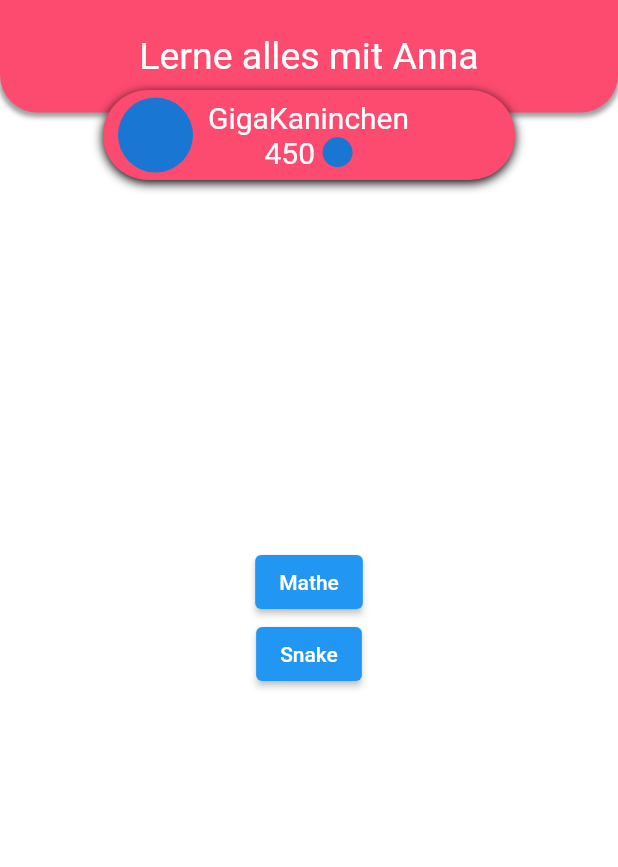
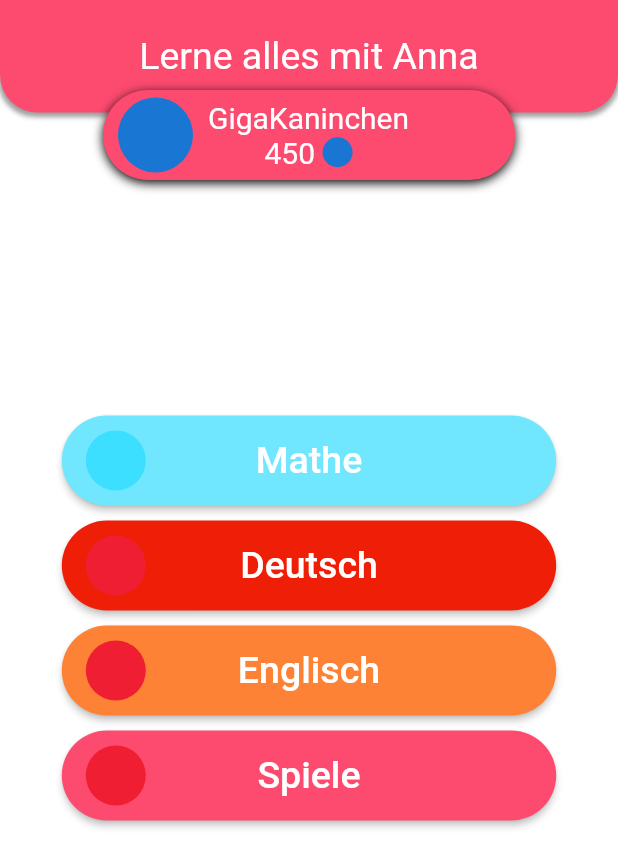
Before and after one commit to thm-mni-ii/lama, a Flutter app: the screen it shows after launch, on a phone screen of 412 x 824 dp. Shown: the top 867 px of the screen. Run offline on Flutter 3.47's test engine with Material 2 defaults, Android fonts, the phone set to English and light mode, and no system bars; missing offline and left inert: flame.

Commit message:
Restyle buttons

```diff
--- a/lama_app/lib/app/screens/home_screen.dart
+++ b/lama_app/lib/app/screens/home_screen.dart
@@ -13,18 +13,137 @@ class HomeScreen extends StatelessWidget {
             Container(
               color: Colors.white,
               child: Center(
+                child: Container(
+                  width: screenSize.width / 1.25,
                   child: Column(
                     mainAxisAlignment: MainAxisAlignment.center,
                     children: [
-                    ElevatedButton(child: Text("Mathe"), onPressed: () => {}),
                       ElevatedButton(
-                      child: Text("Snake"),
+                        child: Stack(
+                          alignment: Alignment.center,
+                          children: [
+                            Center(
+                              child: Text(
+                                "Mathe",
+                                style: TextStyle(
+                                    color: Colors.white, fontSize: 25),
+                              ),
+                            ),
+                            Align(
+                              alignment: Alignment.centerLeft,
+                              child: CircleAvatar(
+                                backgroundColor:
+                                    Color.fromARGB(255, 60, 223, 255),
+                              ),
+                            )
+                          ],
+                        ),
+                        style: ElevatedButton.styleFrom(
+                            primary: Color.fromARGB(255, 112, 231, 255),
+                            minimumSize: Size(screenSize.width / 1.25, 60),
+                            shape: RoundedRectangleBorder(
+                                borderRadius:
+                                    BorderRadius.all(Radius.circular(50)))),
+                        onPressed: () => {},
+                      ),
+                      SizedBox(
+                        height: 10,
+                      ),
+                      ElevatedButton(
+                        child: Stack(
+                          alignment: Alignment.center,
+                          children: [
+                            Center(
+                              child: Text(
+                                "Deutsch",
+                                style: TextStyle(
+                                    color: Colors.white, fontSize: 25),
+                              ),
+                            ),
+                            Align(
+                              alignment: Alignment.centerLeft,
+                              child: CircleAvatar(
+                                backgroundColor:
+                                    Color.fromARGB(255, 239, 30, 50),
+                              ),
+                            )
+                          ],
+                        ),
+                        style: ElevatedButton.styleFrom(
+                            primary: Color.fromARGB(255, 239, 30, 6),
+                            minimumSize: Size(screenSize.width / 1.25, 60),
+                            shape: RoundedRectangleBorder(
+                                borderRadius:
+                                    BorderRadius.all(Radius.circular(50)))),
+                        onPressed: () => {},
+                      ),
+                      SizedBox(
+                        height: 10,
+                      ),
+                      ElevatedButton(
+                        child: Stack(
+                          alignment: Alignment.center,
+                          children: [
+                            Center(
+                              child: Text(
+                                "Englisch",
+                                style: TextStyle(
+                                    color: Colors.white, fontSize: 25),
+                              ),
+                            ),
+                            Align(
+                              alignment: Alignment.centerLeft,
+                              child: CircleAvatar(
+                                backgroundColor:
+                                    Color.fromARGB(255, 239, 30, 50),
+                              ),
+                            )
+                          ],
+                        ),
+                        style: ElevatedButton.styleFrom(
+                            primary: Color.fromARGB(255, 253, 130, 53),
+                            minimumSize: Size(screenSize.width / 1.25, 60),
+                            shape: RoundedRectangleBorder(
+                                borderRadius:
+                                    BorderRadius.all(Radius.circular(50)))),
+                        onPressed: () => {},
+                      ),
+                      SizedBox(
+                        height: 10,
+                      ),
+                      ElevatedButton(
+                        child: Stack(
+                          alignment: Alignment.center,
+                          children: [
+                            Center(
+                              child: Text(
+                                "Spiele",
+                                style: TextStyle(
+                                    color: Colors.white, fontSize: 25),
+                              ),
+                            ),
+                            Align(
+                              alignment: Alignment.centerLeft,
+                              child: CircleAvatar(
+                                backgroundColor:
+                                    Color.fromARGB(255, 239, 30, 50),
+                              ),
+                            )
+                          ],
+                        ),
+                        style: ElevatedButton.styleFrom(
+                            primary: Color.fromARGB(255, 253, 74, 111),
+                            minimumSize: Size(screenSize.width / 1.25, 60),
+                            shape: RoundedRectangleBorder(
+                                borderRadius:
+                                    BorderRadius.all(Radius.circular(50)))),
                         onPressed: () => Navigator.push(
                           context,
                           MaterialPageRoute(builder: (context) => GameScreen()),
                         ),
                       ),
                     ],
+                  ),
                 ),
               ),
             ),
```
Lines whose indentation alone changed are shown as unchanged.
